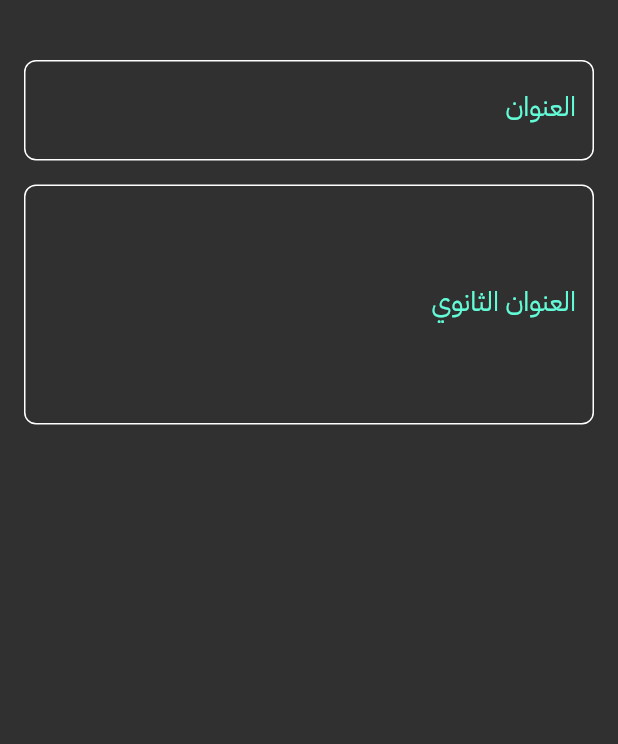
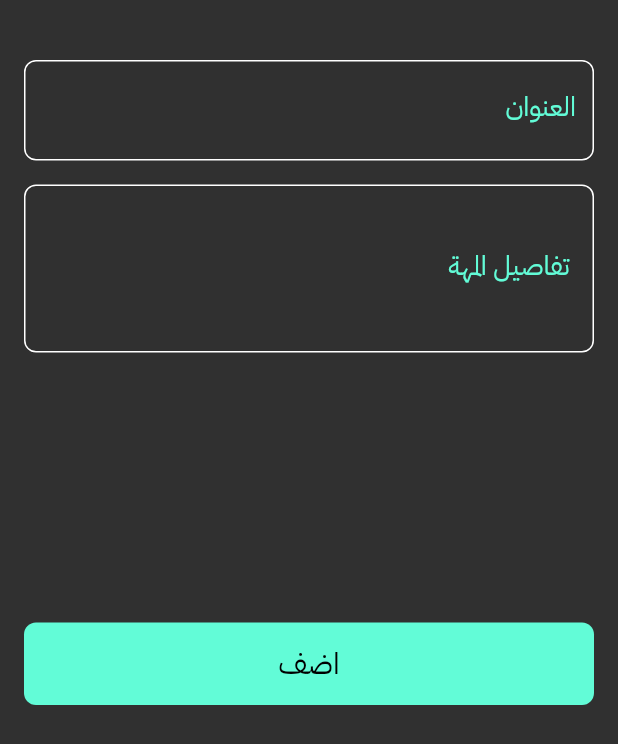
Before and after one commit to Ali1910/notesapp-main, a Flutter app: the AddNoteBottomSheet widget shown alone on an empty page, opened directly, on a phone screen of 412 x 824 dp. Shown: the top 744 px of the screen. Run offline on Flutter 3.47's test engine with Material 2 defaults, Android fonts, the phone set to English and light mode, and no system bars; our stand-ins replace font_awesome_flutter.

Commit message:
create edit note view

```diff
--- a/lib/views/widgets/AddNoteBottomSheet.dart
+++ b/lib/views/widgets/AddNoteBottomSheet.dart
@@ -1,4 +1,5 @@
 import 'package:flutter/material.dart';
+import 'package:notesapp/views/widgets/CustomButtom.dart';
 import 'package:notesapp/views/widgets/CustomTextFeild.dart';
 
 class AddNoteBottomSheet extends StatelessWidget {
@@ -8,6 +9,7 @@ class AddNoteBottomSheet extends StatelessWidget {
   Widget build(BuildContext context) {
     return const Padding(
       padding: EdgeInsets.symmetric(horizontal: 16),
+      child: SingleChildScrollView(
         child: Column(
           children: [
             SizedBox(
@@ -22,10 +24,18 @@ class AddNoteBottomSheet extends StatelessWidget {
             ),
             CustomTextFeild(
               hint: 'اكتب وصف المهمة',
-            label: 'العنوان الثانوي',
-            maxlines: 5,
+              label: ' تفاصيل المهة',
+              maxlines: 3,
+            ),
+            SizedBox(
+              height: 180,
+            ),
+            CustomButton(),
+            SizedBox(
+              height: 240,
             ),
           ],
+        ),
       ),
     );
   }
--- /dev/null
+++ b/lib/views/widgets/CustomButtom.dart
@@ -0,0 +1,24 @@
+import 'package:flutter/material.dart';
+import 'package:notesapp/constants/constants.dart';
+
+class CustomButton extends StatelessWidget {
+  const CustomButton({super.key});
+
+  @override
+  Widget build(BuildContext context) {
+    return Container(
+      decoration: BoxDecoration(
+        color: kprimarycolor,
+        borderRadius: BorderRadius.circular(8),
+      ),
+      width: MediaQuery.of(context).size.width,
+      height: 55,
+      child: const Center(
+        child: Text(
+          'اضف',
+          style: TextStyle(fontSize: 20, color: Colors.black),
+        ),
+      ),
+    );
+  }
+}
--- a/lib/views/widgets/CustomNotelistview.dart
+++ b/lib/views/widgets/CustomNotelistview.dart
@@ -8,7 +8,7 @@ class NotesListView extends StatelessWidget {
   Widget build(BuildContext context) {
     return Expanded(
       child: Padding(
-        padding: const EdgeInsets.symmetric(vertical: 16),
+        padding: const EdgeInsets.only(top: 16.0),
         child: ListView.separated(
           padding: EdgeInsets.zero,
           separatorBuilder: (context, index) {
--- a/lib/views/widgets/CustomTextFeild.dart
+++ b/lib/views/widgets/CustomTextFeild.dart
@@ -16,9 +16,9 @@ class CustomTextFeild extends StatelessWidget {
         textAlign: TextAlign.right,
         cursorColor: kprimarycolor,
         decoration: InputDecoration(
-          labelText: '$label',
+          labelText: label,
           labelStyle: const TextStyle(fontSize: 18, color: kprimarycolor),
-          hintText: '$hint',
+          hintText: hint,
           hintStyle: const TextStyle(fontSize: 18),
           border: buildborder(),
           enabledBorder: buildborder(),
```
Also changed, not shown: lib/views/EditNoteView.dart (added, +13 -0 lines), lib/views/widgets/CustomNoteItem.dart (+14 -3 lines), lib/views/widgets/EditNotesViewBody.dart (added, +21 -0 lines). Lines whose indentation alone changed are shown as unchanged.
